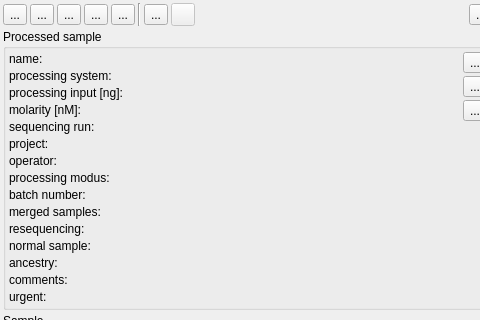
First picture: the form in src/GSvar/ProcessedSampleWidget.ui, repository imgag/ngs-bits, before the edit; both pictures show x 0 to 480 and y 0 to 320 of the 950 by 1096 pixel window.
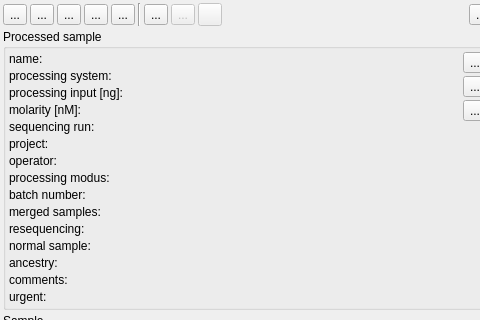
Second picture: the form after the edit. Icons and pictures are not drawn. Custom widgets are drawn as their Qt base class.

Commit message: GSvar: added circos plot button to processed sample tab

```diff
--- a/src/GSvar/ProcessedSampleWidget.ui
+++ b/src/GSvar/ProcessedSampleWidget.ui
@@ -153,6 +153,26 @@
            </property>
           </widget>
          </item>
+         <item>
+          <widget class="QToolButton" name="circos_btn">
+           <property name="enabled">
+            <bool>false</bool>
+           </property>
+           <property name="toolTip">
+            <string>&lt;html&gt;&lt;head/&gt;&lt;body&gt;&lt;p&gt;Show circos plot&lt;/p&gt;&lt;/body&gt;&lt;/html&gt;</string>
+           </property>
+           <property name="text">
+            <string>...</string>
+           </property>
+           <property name="icon">
+            <iconset resource="GSvar.qrc">
+             <normaloff>:/Icons/Circos.png</normaloff>:/Icons/Circos.png</iconset>
+           </property>
+           <property name="popupMode">
+            <enum>QToolButton::ToolButtonPopupMode::InstantPopup</enum>
+           </property>
+          </widget>
+         </item>
          <item>
           <widget class="QToolButton" name="rna_btn">
            <property name="enabled">
```
The commit also changes 6 other files.
